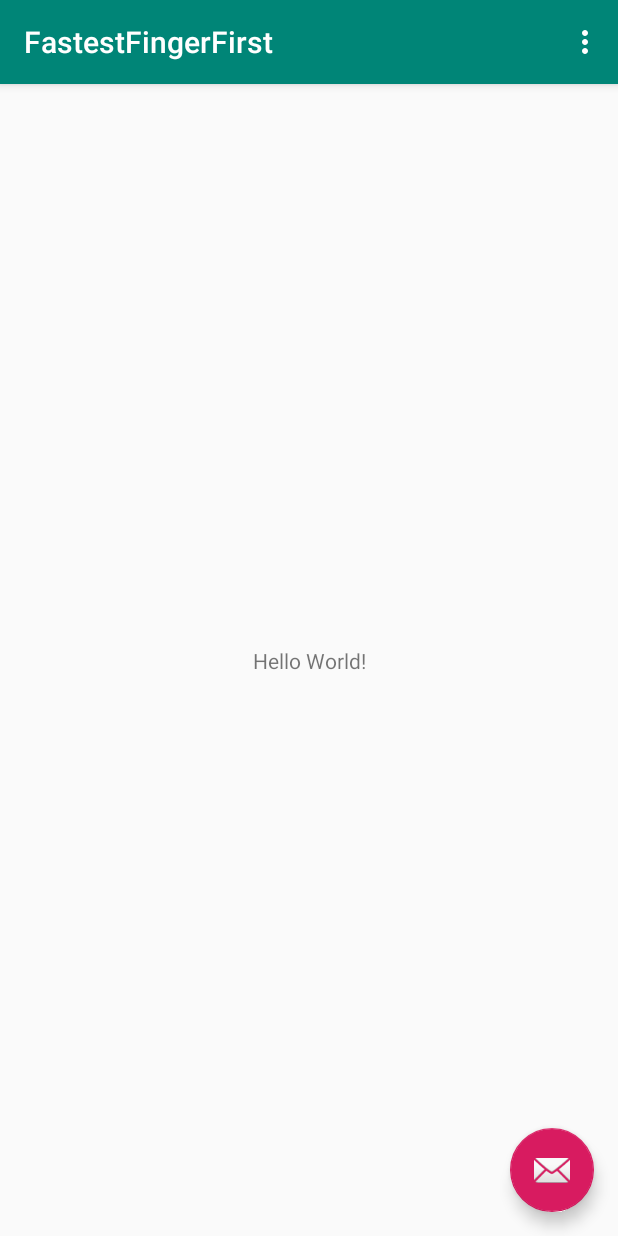
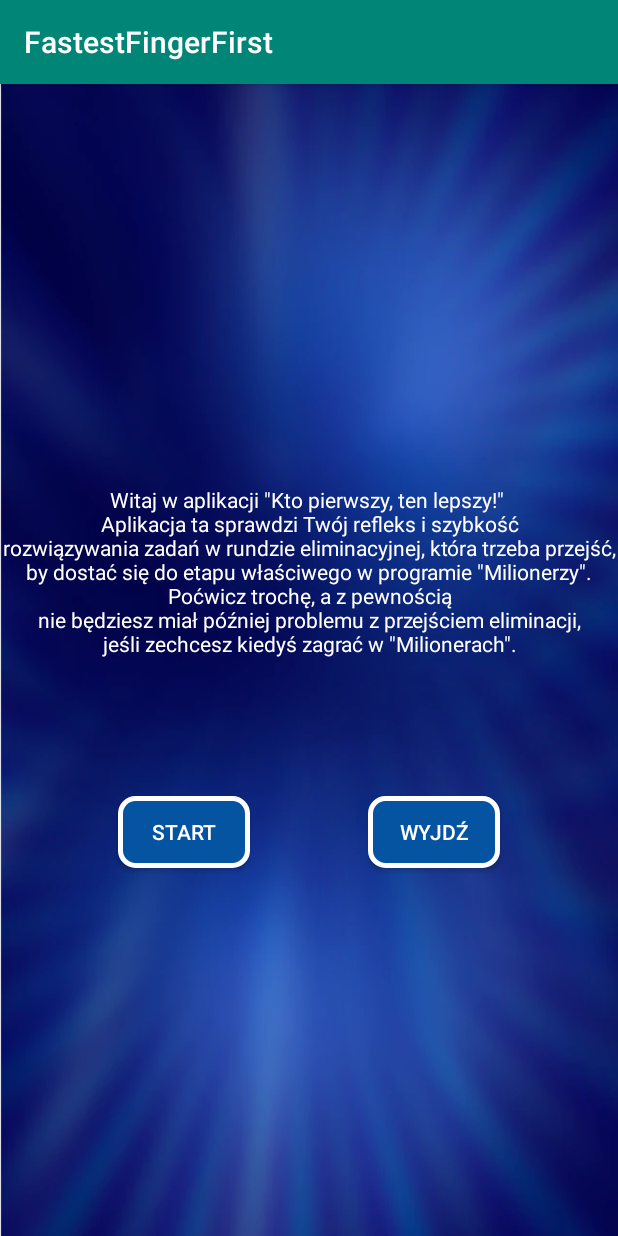
Before and after one commit to Kotvitz/FastestFingerFirst, an Android app: the screen it shows after launch (MainActivity before the commit, IntroductionActivity after it), on a phone screen of 412 x 824 dp. Run offline under Robolectric (Android 15) with nearby library versions, the phone set to English and light mode, and no system bars.

Commit message:
added basic functionalities of introduction activity

```diff
--- a/app/src/main/AndroidManifest.xml
+++ b/app/src/main/AndroidManifest.xml
@@ -1,5 +1,6 @@
 <?xml version="1.0" encoding="utf-8"?>
 <manifest xmlns:android="http://schemas.android.com/apk/res/android"
+    xmlns:tools="http://schemas.android.com/tools"
     package="com.example.hbh.fastestfingerfirst">
 
     <application
@@ -8,11 +9,12 @@
         android:label="@string/app_name"
         android:roundIcon="@mipmap/ic_launcher_round"
         android:supportsRtl="true"
-        android:theme="@style/AppTheme">
+        android:theme="@style/AppTheme"
+        tools:ignore="GoogleAppIndexingWarning">
         <activity
-            android:name=".MainActivity"
+            android:name=".IntroductionActivity"
             android:label="@string/app_name"
-            android:theme="@style/AppTheme.NoActionBar">
+            android:screenOrientation="portrait">
             <intent-filter>
                 <action android:name="android.intent.action.MAIN" />
 
--- /dev/null
+++ b/app/src/main/java/com/example/hbh/fastestfingerfirst/IntroductionActivity.kt
@@ -0,0 +1,25 @@
+package com.example.hbh.fastestfingerfirst
+
+import android.os.Bundle
+import android.view.View
+import androidx.appcompat.app.AppCompatActivity
+
+class IntroductionActivity : AppCompatActivity() {
+
+    override fun onCreate(savedInstanceState: Bundle?) {
+        super.onCreate(savedInstanceState)
+        setContentView(R.layout.activity_introduction)
+    }
+
+    override fun onWindowFocusChanged(hasFocus: Boolean) {
+        super.onWindowFocusChanged(hasFocus)
+        if (hasFocus) {
+            window.decorView.systemUiVisibility = (View.SYSTEM_UI_FLAG_LAYOUT_STABLE
+                    or View.SYSTEM_UI_FLAG_LAYOUT_HIDE_NAVIGATION
+                    or View.SYSTEM_UI_FLAG_LAYOUT_FULLSCREEN
+                    or View.SYSTEM_UI_FLAG_HIDE_NAVIGATION
+                    or View.SYSTEM_UI_FLAG_FULLSCREEN
+                    or View.SYSTEM_UI_FLAG_IMMERSIVE_STICKY)
+        }
+    }
+}
--- /dev/null
+++ b/app/src/main/res/drawable/buttonshape.xml
@@ -0,0 +1,31 @@
+<?xml version="1.0" encoding="utf-8"?>
+<selector xmlns:android="http://schemas.android.com/apk/res/android">
+    <item android:state_pressed="true">
+        <shape android:shape="rectangle">
+            <corners
+                android:radius="10dp"
+                />
+            <solid
+                android:color="@color/colorMarkedAnswer"
+                />
+            <stroke
+                android:width="3dp"
+                android:color="#FFFFFF"
+                />
+        </shape>
+    </item>
+    <item>
+        <shape android:shape="rectangle">
+            <corners
+                android:radius="10dp"
+                />
+            <solid
+                android:color="@color/colorButton"
+                />
+            <stroke
+                android:width="3dp"
+                android:color="#FFFFFF"
+                />
+        </shape>
+    </item>
+</selector>
--- /dev/null
+++ b/app/src/main/res/drawable/buttontextselector.xml
@@ -0,0 +1,8 @@
+<?xml version="1.0" encoding="utf-8"?>
+<selector xmlns:android="http://schemas.android.com/apk/res/android">
+    <item
+        android:state_pressed="true"
+        android:color="#000000" />
+    <item
+        android:color="#FFFFFF" />
+</selector>
--- /dev/null
+++ b/app/src/main/res/layout/activity_introduction.xml
@@ -0,0 +1,50 @@
+<?xml version="1.0" encoding="utf-8"?>
+<androidx.constraintlayout.widget.ConstraintLayout
+    xmlns:android="http://schemas.android.com/apk/res/android"
+    xmlns:app="http://schemas.android.com/apk/res-auto"
+    android:layout_width="match_parent"
+    android:layout_height="match_parent"
+    android:background="@drawable/app_background">
+
+    <TextView
+        android:id="@+id/textView"
+        android:layout_width="wrap_content"
+        android:layout_height="wrap_content"
+        android:text="@string/introduction_text"
+        android:textAlignment="center"
+        android:textColor="#FFFFFF"
+        app:layout_constraintBottom_toBottomOf="parent"
+        app:layout_constraintEnd_toEndOf="parent"
+        app:layout_constraintHorizontal_bias="0.0"
+        app:layout_constraintStart_toStartOf="parent"
+        app:layout_constraintTop_toTopOf="parent"
+        app:layout_constraintVertical_bias="0.41" />
+
+    <Button
+        android:id="@+id/button"
+        android:layout_width="wrap_content"
+        android:layout_height="wrap_content"
+        android:text="Start"
+        android:textColor="@drawable/buttontextselector"
+        android:background="@drawable/buttonshape"
+        app:layout_constraintBottom_toBottomOf="parent"
+        app:layout_constraintEnd_toStartOf="@+id/button2"
+        app:layout_constraintStart_toStartOf="parent"
+        app:layout_constraintTop_toTopOf="@id/textView"
+        app:layout_constraintVertical_bias="0.458" />
+
+    <Button
+        android:id="@+id/button2"
+        android:layout_width="wrap_content"
+        android:layout_height="wrap_content"
+        android:text="Wyjdź"
+        android:textColor="@drawable/buttontextselector"
+        android:background="@drawable/buttonshape"
+        app:layout_constraintBottom_toBottomOf="parent"
+        app:layout_constraintEnd_toEndOf="parent"
+        app:layout_constraintHorizontal_bias="0.758"
+        app:layout_constraintStart_toStartOf="parent"
+        app:layout_constraintTop_toTopOf="@id/textView"
+        app:layout_constraintVertical_bias="0.458" />
+
+</androidx.constraintlayout.widget.ConstraintLayout>
--- a/app/src/main/res/values/colors.xml
+++ b/app/src/main/res/values/colors.xml
@@ -3,4 +3,6 @@
     <color name="colorPrimary">#008577</color>
     <color name="colorPrimaryDark">#00574B</color>
     <color name="colorAccent">#D81B60</color>
+    <color name="colorButton">#0554A2</color>
+    <color name="colorMarkedAnswer">#FFAF00</color>
 </resources>
--- a/app/src/main/res/values/strings.xml
+++ b/app/src/main/res/values/strings.xml
@@ -1,4 +1,5 @@
 <resources>
     <string name="app_name">FastestFingerFirst</string>
     <string name="action_settings">Settings</string>
+    <string name="introduction_text">Witaj w aplikacji \"Kto pierwszy, ten lepszy!\" \nAplikacja ta sprawdzi Twój refleks i szybkość\nrozwiązywania zadań w rundzie eliminacyjnej, która trzeba przejść, by dostać się do etapu właściwego w programie \"Milionerzy\". Poćwicz trochę, a z pewnością\nnie będziesz miał później problemu z przejściem eliminacji,\njeśli zechcesz kiedyś zagrać w \"Milionerach\".</string>
 </resources>
--- a/build.gradle
+++ b/build.gradle
@@ -8,7 +8,7 @@ buildscript {
 
     }
     dependencies {
-        classpath 'com.android.tools.build:gradle:3.5.3'
+        classpath 'com.android.tools.build:gradle:7.0.2'
         classpath "org.jetbrains.kotlin:kotlin-gradle-plugin:$kotlin_version"
         // NOTE: Do not place your application dependencies here; they belong
         // in the individual module build.gradle files
```
Also changed, not shown: app/src/main/res/drawable/app_background.png (added), gradle/wrapper/gradle-wrapper.properties, 1 other file.
